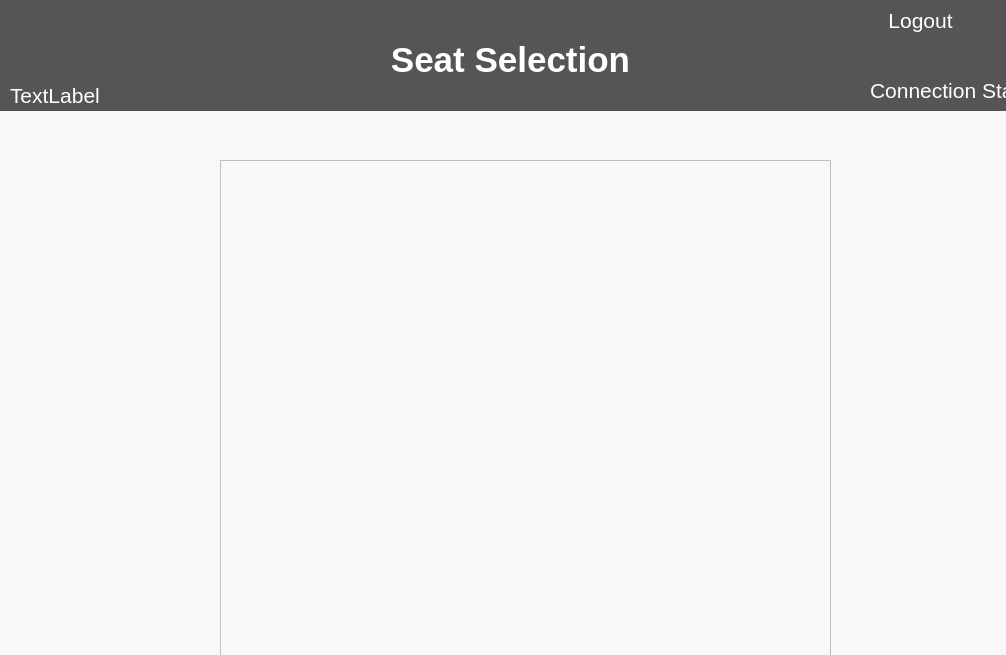
Before: the Qt Designer form QT/chairs.ui in LuciaCG/Bluebird, drawn with Qt 5.
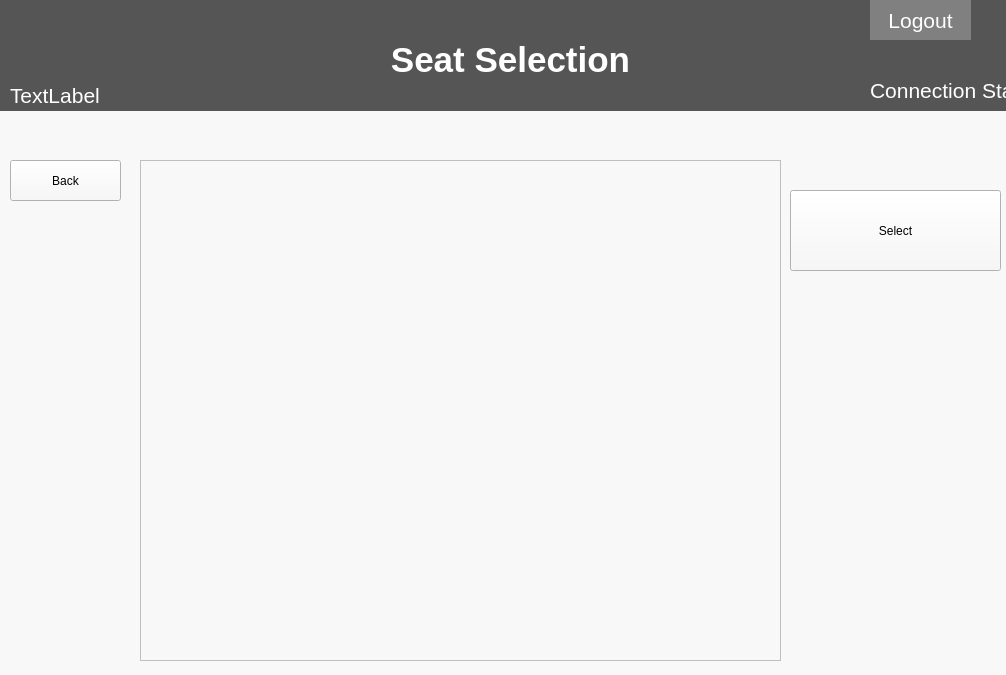
After: the same form once the commit is applied.

Commit message: back and log out processes finshed

```diff
--- a/QT/chairs.ui
+++ b/QT/chairs.ui
@@ -7,7 +7,7 @@
     <x>0</x>
     <y>0</y>
     <width>1006</width>
-    <height>655</height>
+    <height>675</height>
    </rect>
   </property>
   <property name="windowTitle">
@@ -69,9 +69,9 @@
       </rect>
      </property>
      <property name="styleSheet">
-      <string notr="true">color: #FFFFFF;
+      <string notr="true">background-color:#808080; color: #FFFFFF;
 font-size: 21px;
-border:0;</string>
+border:3;</string>
      </property>
      <property name="text">
       <string>Logout</string>
@@ -134,9 +134,9 @@
    <widget class="QTableView" name="tableView3">
     <property name="geometry">
      <rect>
-      <x>220</x>
+      <x>140</x>
       <y>160</y>
-      <width>611</width>
+      <width>641</width>
       <height>501</height>
      </rect>
     </property>
@@ -186,6 +186,32 @@
      <bool>false</bool>
     </attribute>
    </widget>
+   <widget class="QPushButton" name="back">
+    <property name="geometry">
+     <rect>
+      <x>10</x>
+      <y>160</y>
+      <width>111</width>
+      <height>41</height>
+     </rect>
+    </property>
+    <property name="text">
+     <string>Back</string>
+    </property>
+   </widget>
+   <widget class="QPushButton" name="selection">
+    <property name="geometry">
+     <rect>
+      <x>790</x>
+      <y>190</y>
+      <width>211</width>
+      <height>81</height>
+     </rect>
+    </property>
+    <property name="text">
+     <string>Select</string>
+    </property>
+   </widget>
   </widget>
  </widget>
  <resources/>
```
Left out of the diff: 16 changed lines with no effect on the pictures. The commit also changes 28 other files.
